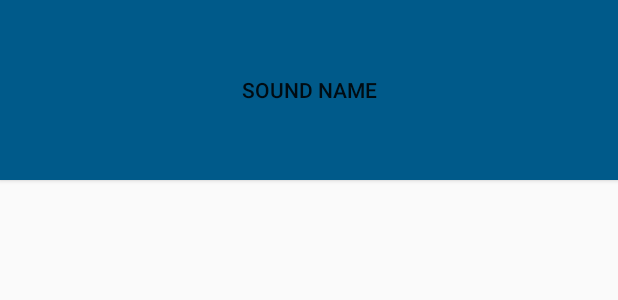
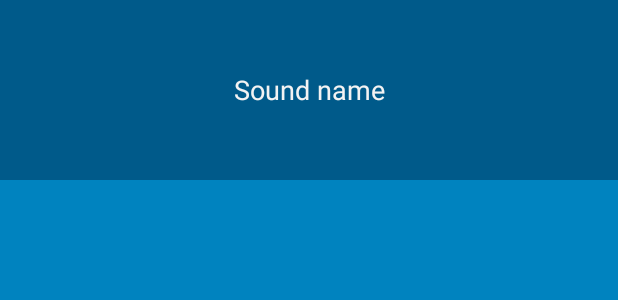
Before and after one commit to 80LevelElf/Android-learning, an Android app: the layout list_item_sound.xml on its own in the app's theme, with its tools: preview values and no code run, on a phone screen of 412 x 824 dp. Shown: the top 300 px of the screen. Run offline under Robolectric (Android 15) with nearby library versions, the phone set to English and light mode, and no system bars.

Commit message:
Complete 20 chapter
Signed-off-by: 80LevelElf <salahutd@gmail.com>

```diff
--- a/BeatBox/app/src/main/res/layout/list_item_sound.xml
+++ b/BeatBox/app/src/main/res/layout/list_item_sound.xml
@@ -2,7 +2,6 @@
 <Button
     xmlns:android="http://schemas.android.com/apk/res/android"
     xmlns:tools="http://schemas.android.com/tools"
-    style="@style/BeatBoxButton"
     android:id="@+id/list_item_sound_button"
     android:layout_width="match_parent"
     android:layout_height="120dp"
--- a/BeatBox/app/src/main/res/values/styles.xml
+++ b/BeatBox/app/src/main/res/values/styles.xml
@@ -1,10 +1,16 @@
 <resources>
 
     <!-- Base application theme. -->
-    <style name="AppTheme" parent="Theme.AppCompat.Light.DarkActionBar">
+    <style name="AppTheme" parent="Theme.AppCompat">
+        <item name="colorPrimary">@color/red</item>
+        <item name="colorPrimaryDark">@color/dark_red</item>
+        <item name="colorAccent">@color/gray</item>
+
+        <item name="android:colorBackground">@color/soothing_blue</item>
+        <item name="android:buttonStyle">@style/BeatBoxButton</item>
     </style>
 
-    <style name="BeatBoxButton">
+    <style name="BeatBoxButton" parent="android:style/Widget.Holo.Button">
         <item name="android:background">@color/dark_blue</item>
     </style>
 
```
